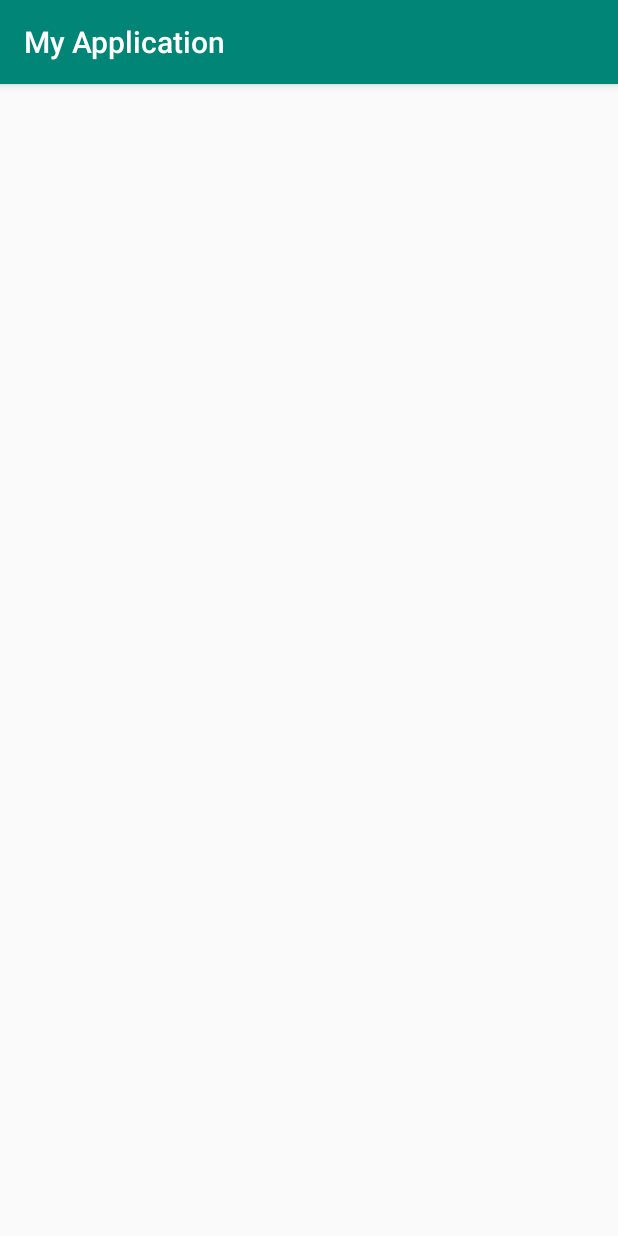
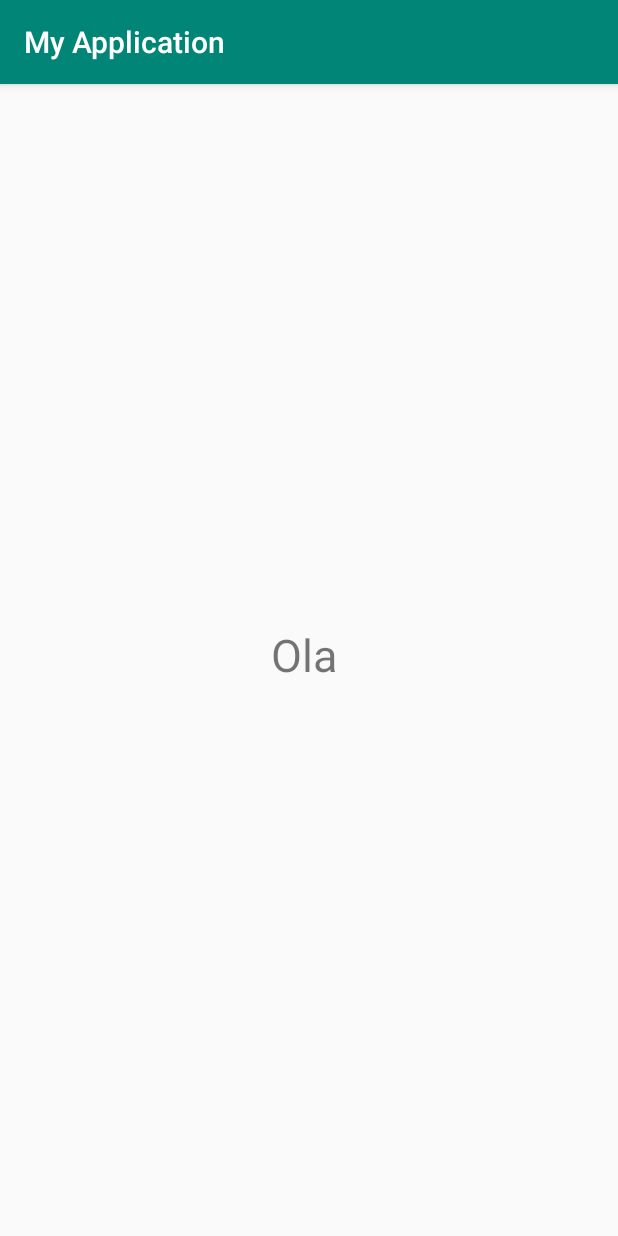
Before and after one commit to JoseAmericoSilva/MyApplication, an Android app: the screen it shows after launch (MainActivity), on a phone screen of 412 x 824 dp. Run offline under Robolectric (Android 15) with nearby library versions, the phone set to English and light mode, and no system bars.

Commit message:
Primeiro Commit

```diff
--- a/app/src/main/res/layout/activity_main.xml
+++ b/app/src/main/res/layout/activity_main.xml
@@ -4,4 +4,21 @@
     xmlns:tools="http://schemas.android.com/tools"
     android:layout_width="match_parent"
     android:layout_height="match_parent"
-    tools:context=".MainActivity"/>
+    tools:context=".MainActivity">
+
+    <TextView
+        android:id="@+id/textView"
+        android:layout_width="wrap_content"
+        android:layout_height="wrap_content"
+        android:layout_marginStart="8dp"
+        android:layout_marginLeft="8dp"
+        android:layout_marginEnd="8dp"
+        android:layout_marginRight="8dp"
+        android:layout_marginBottom="8dp"
+        android:text="Ola "
+        android:textSize="30sp"
+        app:layout_constraintBottom_toBottomOf="parent"
+        app:layout_constraintEnd_toEndOf="parent"
+        app:layout_constraintStart_toStartOf="parent"
+        app:layout_constraintTop_toTopOf="parent" />
+</androidx.constraintlayout.widget.ConstraintLayout>
```
